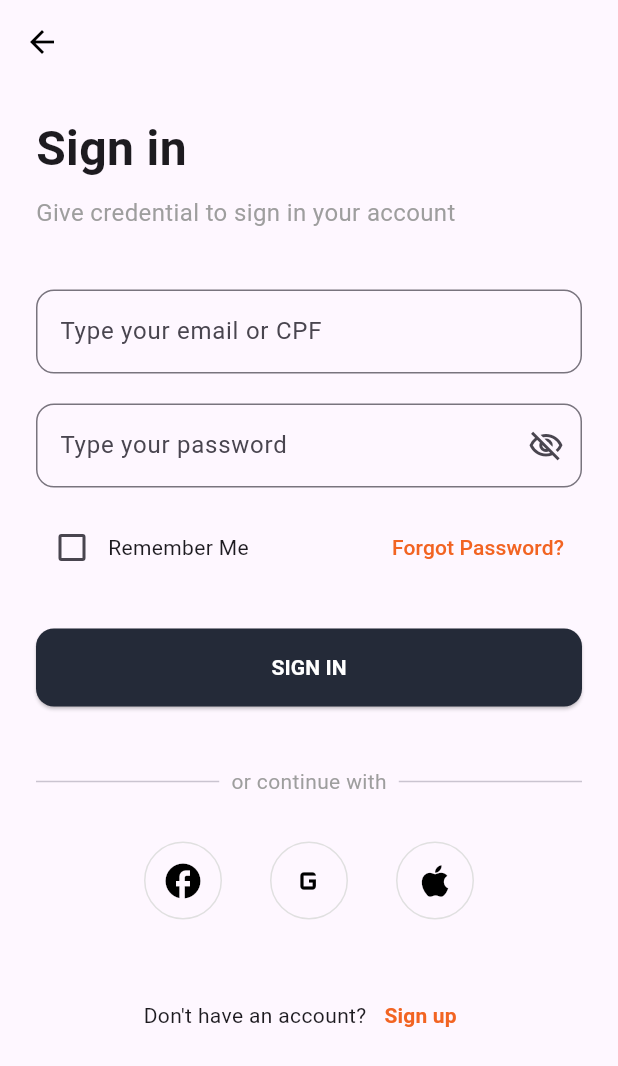
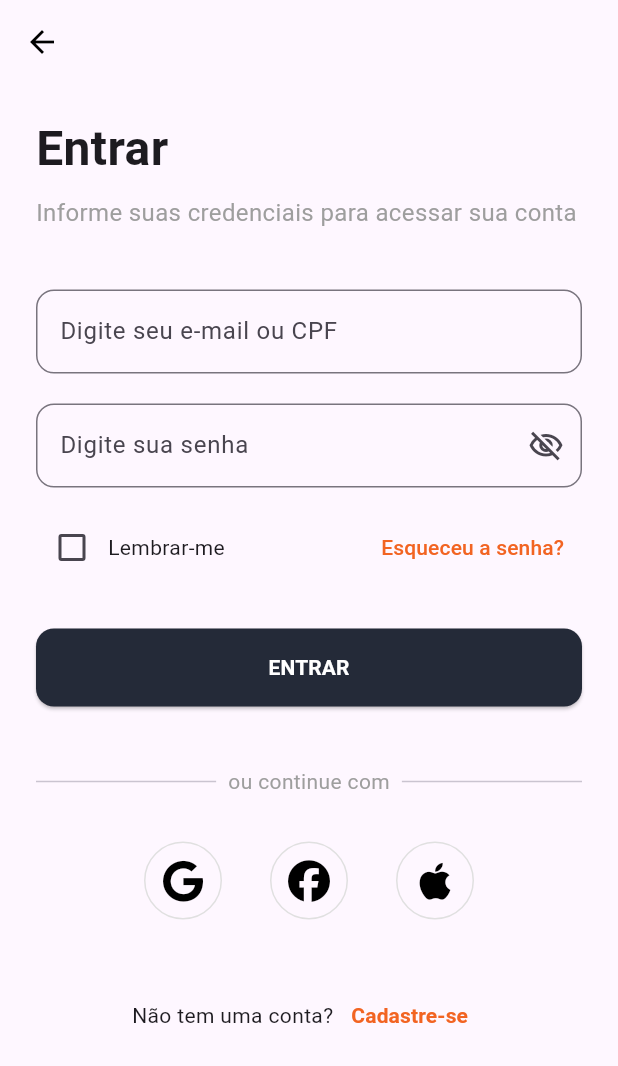
Before and after one commit to jeffinho-ns/agilizaiapp, a Flutter app: the screen it shows after launch, after a tap on "Pular", after a tap on "SAVE", on a phone screen of 412 x 824 dp. Shown: the top 1066 px of the screen. Run offline on Flutter 3.47's test engine with Material 3 defaults, Android fonts, the phone set to English and light mode, and no system bars; our stand-ins replace flutter_secure_storage, font_awesome_flutter, google_sign_in, image_picker, pinput, qr_flutter and 2 more; accounts and stored records are empty; network calls fail; statements that could not run were skipped.

Commit message:
Novo icon para o app e login do google

```diff
--- a/lib/screens/auth/signin_screen.dart
+++ b/lib/screens/auth/signin_screen.dart
@@ -1,12 +1,14 @@
 import 'dart:convert';
 import 'package:agilizaiapp/models/user_model.dart'; // Importe seu User model
-import 'package:agilizaiapp/screens/auth/reset_password_screen.dart';
+import 'package:agilizaiapp/screens/auth/reset_password_screen.dart'; // CORRIGIDO: Removido '..'
 import 'package:flutter/material.dart';
 import 'package:agilizaiapp/screens/auth/signup_screen.dart';
 import 'package:flutter_secure_storage/flutter_secure_storage.dart';
 import 'package:agilizaiapp/screens/main_screen.dart';
 import 'package:shared_preferences/shared_preferences.dart';
 import 'package:http/http.dart' as http;
+import 'package:google_sign_in/google_sign_in.dart'; // Importe o pacote do Google Sign-In
+import 'package:font_awesome_flutter/font_awesome_flutter.dart'; // Importe o pacote Font Awesome
 
 class SignInScreen extends StatefulWidget {
   const SignInScreen({super.key});
@@ -19,7 +21,17 @@ class _SignInScreenState extends State<SignInScreen> {
   final _accessController = TextEditingController();
   final _passwordController = TextEditingController();
   bool _rememberMe = false;
-  bool _isLoading = false;
+  bool _isLoading =
+      false; // Controla o estado de carregamento para todos os logins
+
+  // Instância do GoogleSignIn com escopos definidos
+  final GoogleSignIn _googleSignIn = GoogleSignIn(
+    scopes: [
+      'email', // Solicita acesso ao endereço de e-mail do usuário
+      // Adicione outros escopos aqui, se necessário, por exemplo:
+      // 'https://www.googleapis.com/auth/contacts.readonly',
+    ],
+  );
 
   // Função para salvar o usuário completo no SharedPreferences
   Future<void> _saveCurrentUser(User user) async {
@@ -65,6 +77,7 @@ class _SignInScreenState extends State<SignInScreen> {
     }
   }
 
+  // Função para lidar com o login tradicional (e-mail/CPF e senha)
   Future<void> _handleSignIn() async {
     setState(() {
       _isLoading = true;
@@ -130,6 +143,97 @@ class _SignInScreenState extends State<SignInScreen> {
     }
   }
 
+  // Nova função para lidar com o login via Google
+  Future<void> _handleGoogleSignIn() async {
+    setState(() {
+      _isLoading = true;
+    });
+
+    try {
+      final GoogleSignInAccount? googleUser = await _googleSignIn.signIn();
+      if (googleUser == null) {
+        // O usuário cancelou o login
+        setState(() {
+          _isLoading = false;
+        });
+        return;
+      }
+
+      final GoogleSignInAuthentication googleAuth =
+          await googleUser.authentication;
+      final String? idToken = googleAuth.idToken;
+
+      if (idToken == null) {
+        throw Exception('Token de ID do Google não encontrado.');
+      }
+
+      // Envia o ID Token do Google para o seu backend para autenticação
+      final response = await http.post(
+        Uri.parse(
+            'https://vamos-comemorar-api.onrender.com/auth/google'), // Endpoint do seu backend
+        headers: <String, String>{
+          'Content-Type': 'application/json; charset=UTF-8',
+        },
+        body: jsonEncode(<String, String>{
+          'idToken': idToken, // Envia o ID Token do Google
+        }),
+      );
+
+      if (response.statusCode == 200) {
+        final responseBody = jsonDecode(response.body);
+        final token = responseBody[
+            'token']; // Assume que o backend retorna um 'token' JWT
+
+        if (token != null) {
+          const storage = FlutterSecureStorage();
+          await storage.write(key: 'jwt_token', value: token);
+
+          // Busca e salva o perfil do usuário usando o token JWT da sua aplicação
+          final profileFetched = await _fetchAndSaveUserProfile(token);
+
+          if (profileFetched && mounted) {
+            ScaffoldMessenger.of(context).showSnackBar(
+              const SnackBar(
+                content: Text("Login com Google realizado com sucesso!"),
+                backgroundColor: Colors.green,
+              ),
+            );
+            Navigator.of(context).pushAndRemoveUntil(
+              MaterialPageRoute(builder: (_) => MainScreen()),
+              (route) => false,
+            );
+          } else {
+            throw Exception(
+                'Não foi possível carregar os dados do usuário após login com Google.');
+          }
+        } else {
+          throw Exception(
+              'Token JWT não recebido do backend após login com Google.');
+        }
+      } else {
+        final responseBody = jsonDecode(response.body);
+        throw Exception(
+            responseBody['error'] ?? 'Falha no login com Google no backend.');
+      }
+    } catch (e) {
+      if (mounted) {
+        ScaffoldMessenger.of(context).showSnackBar(
+          SnackBar(
+            content: Text("Erro ao fazer login com Google: ${e.toString()}"),
+            backgroundColor: Colors.red,
+          ),
+        );
+      }
+      print('DEBUG: Erro no login com Google: $e');
+    } finally {
+      if (mounted) {
+        setState(() {
+          _isLoading = false;
+        });
+      }
+    }
+  }
+
   @override
   void dispose() {
     _accessController.dispose();
@@ -152,12 +256,12 @@ class _SignInScreenState extends State<SignInScreen> {
           children: [
             const SizedBox(height: 20),
             const Text(
-              'Sign in',
+              'Entrar', // Traduzido
               style: TextStyle(fontSize: 32, fontWeight: FontWeight.bold),
             ),
             const SizedBox(height: 8),
             const Text(
-              'Give credential to sign in your account',
+              'Informe suas credenciais para acessar sua conta', // Traduzido
               style: TextStyle(fontSize: 16, color: Colors.grey),
             ),
             const SizedBox(height: 40),
@@ -166,7 +270,7 @@ class _SignInScreenState extends State<SignInScreen> {
             TextField(
               controller: _accessController,
               decoration: InputDecoration(
-                labelText: 'Type your email or CPF',
+                labelText: 'Digite seu e-mail ou CPF', // Traduzido
                 border: OutlineInputBorder(
                   borderRadius: BorderRadius.circular(12),
                 ),
@@ -179,7 +283,7 @@ class _SignInScreenState extends State<SignInScreen> {
             TextField(
               controller: _passwordController,
               decoration: InputDecoration(
-                labelText: 'Type your password',
+                labelText: 'Digite sua senha', // Traduzido
                 border: OutlineInputBorder(
                   borderRadius: BorderRadius.circular(12),
                 ),
@@ -204,7 +308,7 @@ class _SignInScreenState extends State<SignInScreen> {
                       },
                       activeColor: const Color(0xFFF26422),
                     ),
-                    const Text('Remember Me'),
+                    const Text('Lembrar-me'), // Traduzido
                   ],
                 ),
                 TextButton(
@@ -216,7 +320,7 @@ class _SignInScreenState extends State<SignInScreen> {
                     );
                   },
                   child: const Text(
-                    'Forgot Password?',
+                    'Esqueceu a senha?', // Traduzido
                     style: TextStyle(color: Color(0xFFF26422)),
                   ),
                 ),
@@ -239,7 +343,7 @@ class _SignInScreenState extends State<SignInScreen> {
                 child: _isLoading
                     ? const CircularProgressIndicator(color: Colors.white)
                     : const Text(
-                        'SIGN IN',
+                        'ENTRAR', // Traduzido
                         style: TextStyle(
                           color: Colors.white,
                           fontWeight: FontWeight.bold,
@@ -255,7 +359,7 @@ class _SignInScreenState extends State<SignInScreen> {
                 Padding(
                   padding: EdgeInsets.symmetric(horizontal: 8.0),
                   child: Text(
-                    'or continue with',
+                    'ou continue com', // Traduzido
                     style: TextStyle(color: Colors.grey),
                   ),
                 ),
@@ -266,18 +370,50 @@ class _SignInScreenState extends State<SignInScreen> {
             Row(
               mainAxisAlignment: MainAxisAlignment.center,
               children: [
-                _socialButton(icon: Icons.facebook, onPressed: () {}),
+                // Botão do Google
+                _socialButton(
+                  icon: FontAwesomeIcons.google,
+                  onPressed: _isLoading ? null : _handleGoogleSignIn,
+                ),
                 const SizedBox(width: 20),
-                _socialButton(icon: Icons.g_mobiledata, onPressed: () {}),
+                // Botão do Facebook (ainda sem implementação)
+                _socialButton(
+                    icon: FontAwesomeIcons.facebook,
+                    onPressed: _isLoading
+                        ? null
+                        : () {
+                            // TODO: Implementar login com Facebook
+                            ScaffoldMessenger.of(context).showSnackBar(
+                              const SnackBar(
+                                content: Text(
+                                    "Login com Facebook ainda não implementado."),
+                                backgroundColor: Colors.orange,
+                              ),
+                            );
+                          }),
                 const SizedBox(width: 20),
-                _socialButton(icon: Icons.apple, onPressed: () {}),
+                // Botão da Apple (ainda sem implementação)
+                _socialButton(
+                    icon: FontAwesomeIcons.apple,
+                    onPressed: _isLoading
+                        ? null
+                        : () {
+                            // TODO: Implementar login com Apple
+                            ScaffoldMessenger.of(context).showSnackBar(
+                              const SnackBar(
+                                content: Text(
+                                    "Login com Apple ainda não implementado."),
+                                backgroundColor: Colors.orange,
+                              ),
+                            );
+                          }),
               ],
             ),
             const SizedBox(height: 40),
             Row(
               mainAxisAlignment: MainAxisAlignment.center,
               children: [
-                const Text("Don't have an account?"),
+                const Text("Não tem uma conta?"), // Traduzido
                 TextButton(
                   onPressed: () {
                     Navigator.of(context).push(
@@ -285,7 +421,7 @@ class _SignInScreenState extends State<SignInScreen> {
                     );
                   },
                   child: const Text(
-                    'Sign up',
+                    'Cadastre-se', // Traduzido
                     style: TextStyle(
                       color: Color(0xFFF26422),
                       fontWeight: FontWeight.bold,
@@ -300,9 +436,10 @@ class _SignInScreenState extends State<SignInScreen> {
     );
   }
 
+  // Corrigido: onPressed agora aceita um VoidCallback? (pode ser nulo)
   Widget _socialButton({
     required IconData icon,
-    required VoidCallback onPressed,
+    VoidCallback? onPressed, // <--- AQUI ESTÁ A MUDANÇA CRÍTICA!
   }) {
     return OutlinedButton(
       onPressed: onPressed,
```
Also changed, not shown: pubspec.yaml (+16 -0 lines), assets/app_icon.png (added), pubspec.lock, 32 other files.
